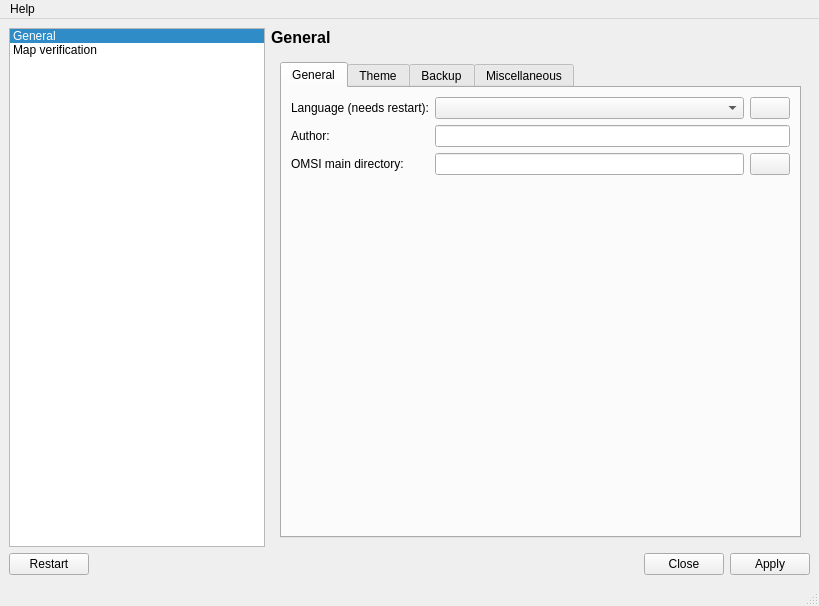
First picture: the form in OTModules/OTGeneric/wpreferences.ui, repository pietr26/OMSI-Tools, before the edit.
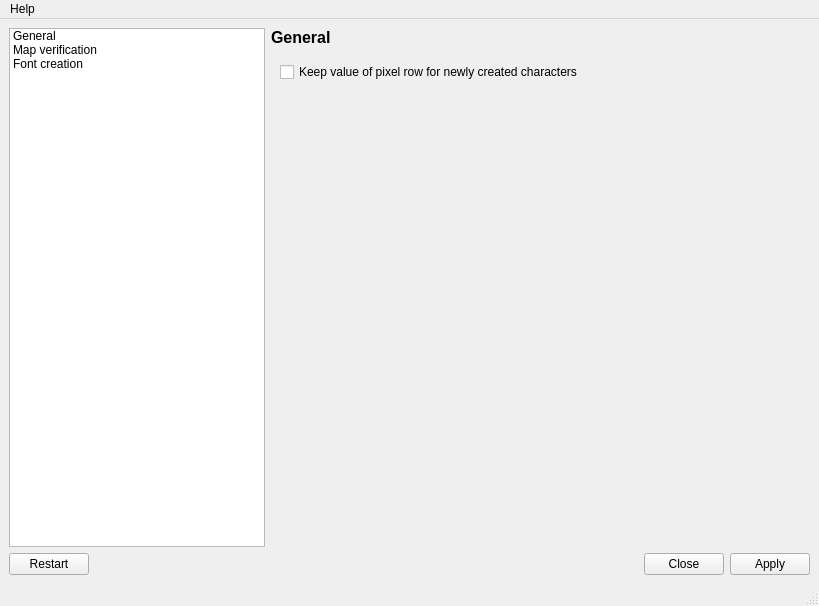
Second picture: the form after the edit. The open tabs and pages were chosen to show the change. Icons and pictures are not drawn.

What changed in the file:
```diff
--- a/OTModules/OTGeneric/wpreferences.ui
+++ b/OTModules/OTGeneric/wpreferences.ui
@@ -81,7 +81,7 @@
          <number>100</number>
         </property>
         <property name="currentRow">
-         <number>0</number>
+         <number>-1</number>
         </property>
         <property name="sortingEnabled">
          <bool>false</bool>
@@ -104,6 +104,15 @@
            <normaloff>:/rec/data/icons/iconMap.svg</normaloff>:/rec/data/icons/iconMap.svg</iconset>
          </property>
         </item>
+        <item>
+         <property name="text">
+          <string>Font creation</string>
+         </property>
+         <property name="icon">
+          <iconset resource="../../ressources.qrc">
+           <normaloff>:/rec/data/icons/iconChar.svg</normaloff>:/rec/data/icons/iconChar.svg</iconset>
+         </property>
+        </item>
        </widget>
       </item>
       <item>
@@ -946,6 +955,30 @@
             </item>
            </layout>
           </widget>
+          <widget class="QWidget" name="pgeFontCreation">
+           <layout class="QVBoxLayout" name="verticalLayout_12">
+            <item>
+             <widget class="QCheckBox" name="cbxKeepPixelRow">
+              <property name="text">
+               <string>Keep value of pixel row for newly created characters</string>
+              </property>
+             </widget>
+            </item>
+            <item>
+             <spacer name="verticalSpacer_6">
+              <property name="orientation">
+               <enum>Qt::Vertical</enum>
+              </property>
+              <property name="sizeHint" stdset="0">
+               <size>
+                <width>20</width>
+                <height>40</height>
+               </size>
+              </property>
+             </spacer>
+            </item>
+           </layout>
+          </widget>
          </widget>
         </item>
        </layout>
```
Left out of the diff: 77 changed lines with no effect on the pictures.
